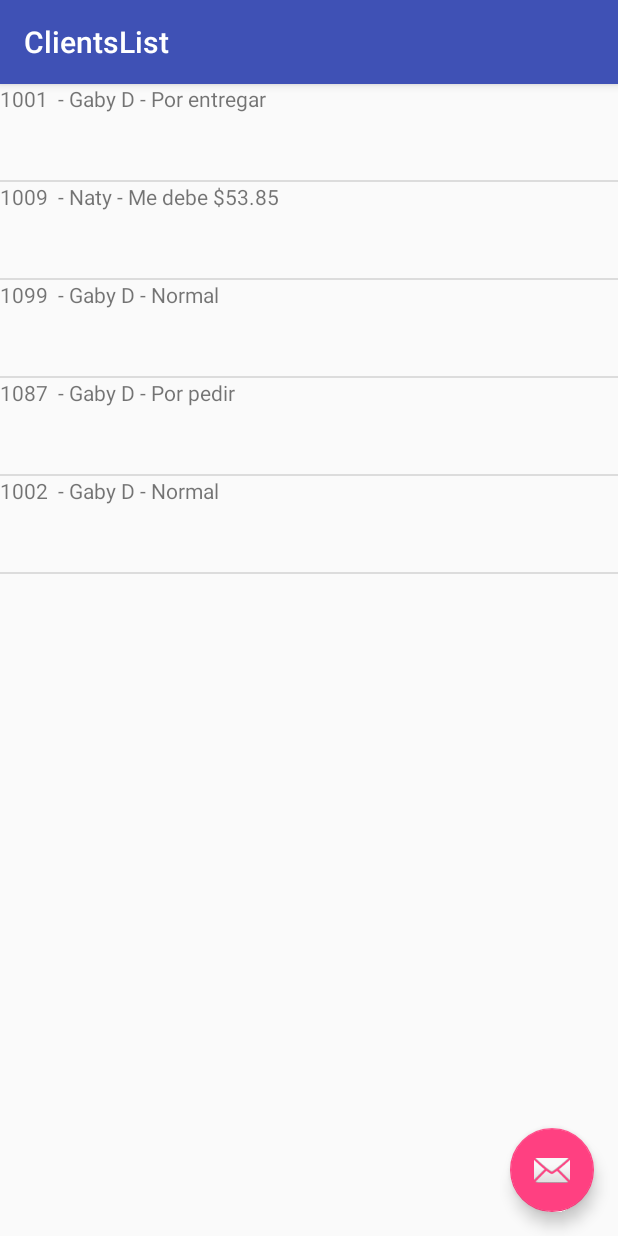
After one commit to lgalexeii/multi-brand-sales, an Android app: the ClientsList screen opened directly, with no data from a screen before it, on a phone screen of 412 x 824 dp. The commit adds this screen. Run offline under Robolectric (Android 15) with nearby library versions, the phone set to English and light mode, and no system bars.

Commit message:
Second Commit, Log In, Sign Up, Confirm and First Activity

```diff
--- a/app/build.gradle
+++ b/app/build.gradle
@@ -22,6 +22,7 @@ dependencies {
     implementation fileTree(dir: 'libs', include: ['*.jar'])
     implementation 'com.android.support:appcompat-v7:26.1.0'
     implementation 'com.android.support:design:26.1.0'
+    implementation 'com.android.support.constraint:constraint-layout:1.0.2'
     testImplementation 'junit:junit:4.12'
     androidTestImplementation 'com.android.support.test:runner:1.0.1'
     androidTestImplementation 'com.android.support.test.espresso:espresso-core:3.0.1'
--- a/app/src/main/AndroidManifest.xml
+++ b/app/src/main/AndroidManifest.xml
@@ -1,6 +1,7 @@
 <?xml version="1.0" encoding="utf-8"?>
 <manifest xmlns:android="http://schemas.android.com/apk/res/android"
     package="venturesf.alx.multibrandsales">
+
     <!-- To auto-complete the email text field in the login form with the user's emails -->
     <uses-permission android:name="android.permission.GET_ACCOUNTS" />
     <uses-permission android:name="android.permission.READ_PROFILE" />
@@ -23,6 +24,10 @@
                 <category android:name="android.intent.category.LAUNCHER" />
             </intent-filter>
         </activity>
+        <activity
+            android:name=".ClientsList"
+            android:label="@string/title_activity_clients_list"
+            android:theme="@style/AppTheme.NoActionBar"></activity>
     </application>
 
 </manifest>
--- /dev/null
+++ b/app/src/main/java/venturesf/alx/multibrandsales/ClientsList.java
@@ -0,0 +1,29 @@
+package venturesf.alx.multibrandsales;
+
+import android.os.Bundle;
+import android.support.design.widget.FloatingActionButton;
+import android.support.design.widget.Snackbar;
+import android.support.v7.app.AppCompatActivity;
+import android.support.v7.widget.Toolbar;
+import android.view.View;
+
+public class ClientsList extends AppCompatActivity {
+
+    @Override
+    protected void onCreate(Bundle savedInstanceState) {
+        super.onCreate(savedInstanceState);
+        setContentView(R.layout.activity_clients_list);
+        Toolbar toolbar = (Toolbar) findViewById(R.id.toolbar);
+        setSupportActionBar(toolbar);
+
+        FloatingActionButton fab = (FloatingActionButton) findViewById(R.id.fab);
+        fab.setOnClickListener(new View.OnClickListener() {
+            @Override
+            public void onClick(View view) {
+                Snackbar.make(view, "Replace with your own action", Snackbar.LENGTH_LONG)
+                        .setAction("Action", null).show();
+            }
+        });
+    }
+
+}
--- /dev/null
+++ b/app/src/main/java/venturesf/alx/multibrandsales/ClientsListFragment.java
@@ -0,0 +1,49 @@
+package venturesf.alx.multibrandsales;
+
+import android.support.v4.app.Fragment;
+import android.os.Bundle;
+import android.view.LayoutInflater;
+import android.view.View;
+import android.view.ViewGroup;
+import android.widget.ArrayAdapter;
+import android.widget.ListView;
+
+import java.util.ArrayList;
+import java.util.Arrays;
+import java.util.List;
+
+/**
+ * A placeholder fragment containing a simple view.
+ */
+public class ClientsListFragment extends Fragment {
+
+    public ClientsListFragment() {
+    }
+
+    @Override
+    public View onCreateView(LayoutInflater inflater, ViewGroup container,
+                             Bundle savedInstanceState) {
+
+        View rootView = inflater.inflate(R.layout.fragment_clients_list, container, false);
+
+        String[] clientArray ={
+                "1001  - Gaby D - Por entregar",
+                "1009  - Naty - Me debe $53.85",
+                "1099  - Gaby D - Normal",
+                "1087  - Gaby D - Por pedir",
+                "1002  - Gaby D - Normal"};
+
+        List<String> clientList = new ArrayList<>(Arrays.asList(clientArray));
+
+        ArrayAdapter clientsAdapter =
+                new ArrayAdapter(getActivity(), R.layout.list_item_client, R.id.list_item_client_textview, clientList);
+
+        ListView clientsListView =rootView.findViewById(R.id.list_view_client); //this.getActivity().findViewById(R.id.list_view_client);
+
+
+
+        clientsListView.setAdapter(clientsAdapter);
+
+        return rootView;
+    }
+}
--- /dev/null
+++ b/app/src/main/res/layout/activity_clients_list.xml
@@ -0,0 +1,33 @@
+<?xml version="1.0" encoding="utf-8"?>
+<android.support.design.widget.CoordinatorLayout xmlns:android="http://schemas.android.com/apk/res/android"
+    xmlns:app="http://schemas.android.com/apk/res-auto"
+    xmlns:tools="http://schemas.android.com/tools"
+    android:layout_width="match_parent"
+    android:layout_height="match_parent"
+    tools:context="venturesf.alx.multibrandsales.ClientsList">
+
+    <android.support.design.widget.AppBarLayout
+        android:layout_width="match_parent"
+        android:layout_height="wrap_content"
+        android:theme="@style/AppTheme.AppBarOverlay">
+
+        <android.support.v7.widget.Toolbar
+            android:id="@+id/toolbar"
+            android:layout_width="match_parent"
+            android:layout_height="?attr/actionBarSize"
+            android:background="?attr/colorPrimary"
+            app:popupTheme="@style/AppTheme.PopupOverlay" />
+
+    </android.support.design.widget.AppBarLayout>
+
+    <include layout="@layout/content_clients_list" />
+
+    <android.support.design.widget.FloatingActionButton
+        android:id="@+id/fab"
+        android:layout_width="wrap_content"
+        android:layout_height="wrap_content"
+        android:layout_gravity="bottom|end"
+        android:layout_margin="@dimen/fab_margin"
+        app:srcCompat="@android:drawable/ic_dialog_email" />
+
+</android.support.design.widget.CoordinatorLayout>
--- /dev/null
+++ b/app/src/main/res/layout/fragment_clients_list.xml
@@ -0,0 +1,14 @@
+<?xml version="1.0" encoding="utf-8"?>
+<FrameLayout xmlns:android="http://schemas.android.com/apk/res/android"
+    xmlns:app="http://schemas.android.com/apk/res-auto"
+    xmlns:tools="http://schemas.android.com/tools"
+    android:layout_width="match_parent"
+    android:layout_height="match_parent"
+    tools:context="venturesf.alx.multibrandsales.ClientsListFragment"
+    tools:showIn="@layout/activity_clients_list">
+    <ListView
+        android:layout_width="match_parent"
+        android:layout_height="match_parent"
+        android:id="@+id/list_view_client"></ListView>
+
+</FrameLayout>
--- /dev/null
+++ b/app/src/main/res/layout/list_item_client.xml
@@ -0,0 +1,8 @@
+<?xml version="1.0" encoding="utf-8"?>
+<TextView xmlns:android="http://schemas.android.com/apk/res/android"
+    android:layout_width="match_parent"
+    android:layout_height="match_parent"
+    android:minHeight="?android:attr/listPreferredItemHeight"
+    android:id="@+id/list_item_client_textview">
+
+</TextView>
--- a/app/src/main/res/values/dimens.xml
+++ b/app/src/main/res/values/dimens.xml
@@ -2,4 +2,5 @@
     <!-- Default screen margins, per the Android Design guidelines. -->
     <dimen name="activity_horizontal_margin">16dp</dimen>
     <dimen name="activity_vertical_margin">16dp</dimen>
+    <dimen name="fab_margin">16dp</dimen>
 </resources>
--- a/app/src/main/res/values/strings.xml
+++ b/app/src/main/res/values/strings.xml
@@ -4,9 +4,11 @@
     <!-- Strings related to login -->
     <string name="prompt_email">Email</string>
     <string name="prompt_password">Password (optional)</string>
+    <string name="prompt_confirmation_code">Confirmation Code</string>
     <string name="action_sign_in">Sign in</string>
     <string name="action_register">Register</string>
     <string name="action_sign_in_short">Sign in</string>
+    <string name="action_confirm">Confirm</string>
     <string name="error_invalid_email">This email address is invalid</string>
     <string name="error_invalid_password">This password is too short</string>
     <string name="error_incorrect_password">This password is incorrect</string>
@@ -14,4 +16,6 @@
     <string name="permission_rationale">"Contacts permissions are needed for providing email
         completions."
     </string>
+    <string name="title_activity_clients_list">ClientsList</string>
+    <string name="action_settings">Settings</string>
 </resources>
--- a/app/src/main/res/values/styles.xml
+++ b/app/src/main/res/values/styles.xml
@@ -8,4 +8,13 @@
         <item name="colorAccent">@color/colorAccent</item>
     </style>
 
+    <style name="AppTheme.NoActionBar">
+        <item name="windowActionBar">false</item>
+        <item name="windowNoTitle">true</item>
+    </style>
+
+    <style name="AppTheme.AppBarOverlay" parent="ThemeOverlay.AppCompat.Dark.ActionBar" />
+
+    <style name="AppTheme.PopupOverlay" parent="ThemeOverlay.AppCompat.Light" />
+
 </resources>
```
Also changed, not shown: app/src/main/java/venturesf/alx/multibrandsales/aws/MBSAuthenticationHandler.java (+9 -4 lines), app/src/main/java/venturesf/alx/multibrandsales/aws/MBSSignUpHandler.java (+7 -1 lines), app/src/main/java/venturesf/alx/multibrandsales/util/LoginUtils.java (+30 -0 lines), app/src/main/res/layout/activity_login.xml (+20 -0 lines), app/src/main/res/layout/content_clients_list.xml (added, +9 -0 lines), app/src/main/res/menu/menu_clients_list.xml (added, +10 -0 lines).
